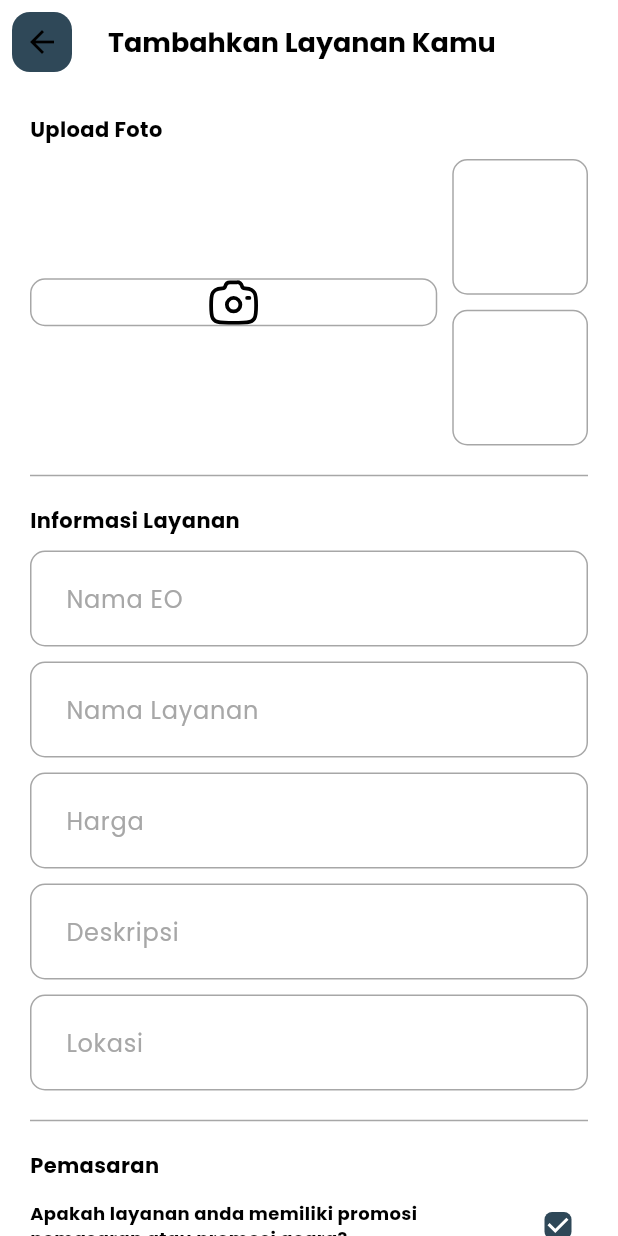
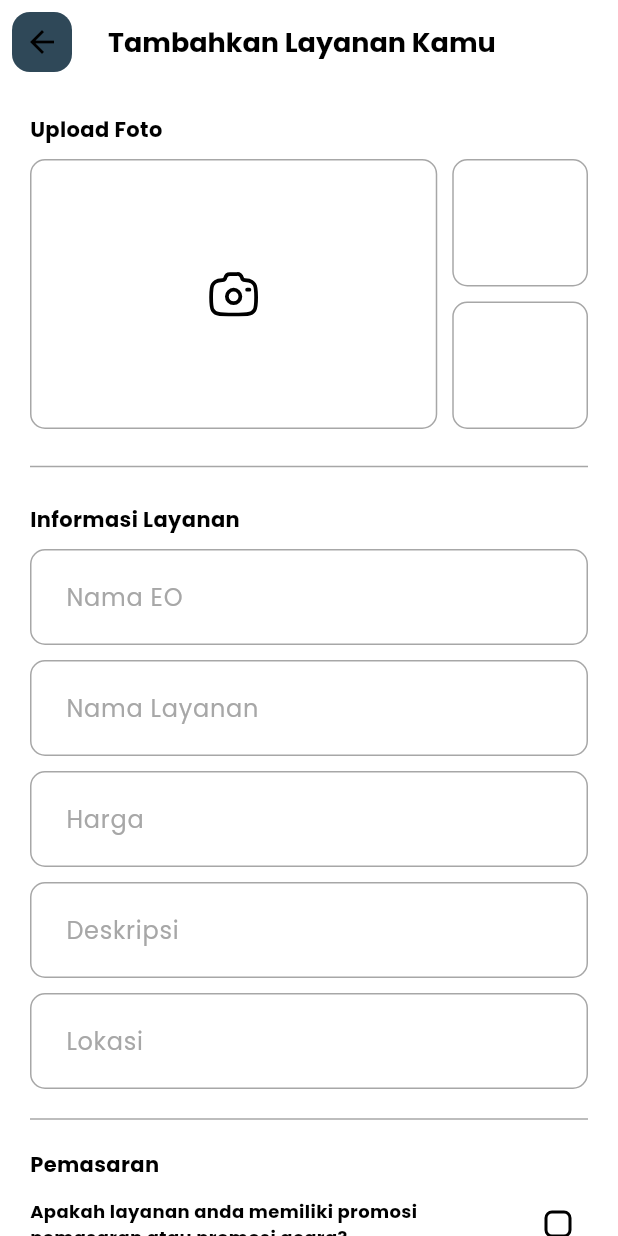
Before and after one commit to sammmms/eocout_flutter, a Flutter app: the AddEventPage screen opened directly, on a phone screen of 412 x 824 dp. Run offline on Flutter 3.47's test engine with Material 3 defaults, Android fonts, the phone set to English and light mode, and no system bars; our stand-ins replace dio, flutter_dotenv, flutter_svg, google_sign_in, image_picker, pinput and 2 more; accounts and stored records are empty.

Commit message:
fix: constraint image box

```diff
--- a/lib/features/add_event/add_event_page.dart
+++ b/lib/features/add_event/add_event_page.dart
@@ -49,6 +49,7 @@ class _AddEventPageState extends State<AddEventPage> {
   );
 
   List<File> images = [];
+  bool _isChecked = false;
 
   @override
   Widget build(BuildContext context) {
@@ -73,7 +74,9 @@ class _AddEventPageState extends State<AddEventPage> {
               const SizedBox(
                 height: 10,
               ),
-              Row(
+              SizedBox(
+                height: 180,
+                child: Row(
                   children: [
                     Expanded(
                       flex: 3,
@@ -96,10 +99,10 @@ class _AddEventPageState extends State<AddEventPage> {
                       width: 10,
                     ),
                     Expanded(
+                      flex: 1,
                       child: Column(
                         children: [
-                        AspectRatio(
-                          aspectRatio: 1 / 1,
+                          Expanded(
                             child: Container(
                               decoration: BoxDecoration(
                                 border: Border.all(color: colorScheme.outline),
@@ -110,8 +113,7 @@ class _AddEventPageState extends State<AddEventPage> {
                           const SizedBox(
                             height: 10,
                           ),
-                        AspectRatio(
-                          aspectRatio: 1 / 1,
+                          Expanded(
                             child: Container(
                               decoration: BoxDecoration(
                                 border: Border.all(color: colorScheme.outline),
@@ -124,8 +126,9 @@ class _AddEventPageState extends State<AddEventPage> {
                     )
                   ],
                 ),
+              ),
               const Divider(
-                height: 40,
+                height: 50,
               ),
               Text(
                 "Informasi Layanan",
@@ -234,8 +237,12 @@ class _AddEventPageState extends State<AddEventPage> {
                     ),
                     visualDensity: VisualDensity.compact,
                     activeColor: colorScheme.tertiary,
-                    value: true,
-                    onChanged: (_) {},
+                    value: _isChecked,
+                    onChanged: (_) {
+                      setState(() {
+                        _isChecked = !_isChecked;
+                      });
+                    },
                   ),
                 ],
               ),
```
Lines whose indentation alone changed are shown as unchanged.
